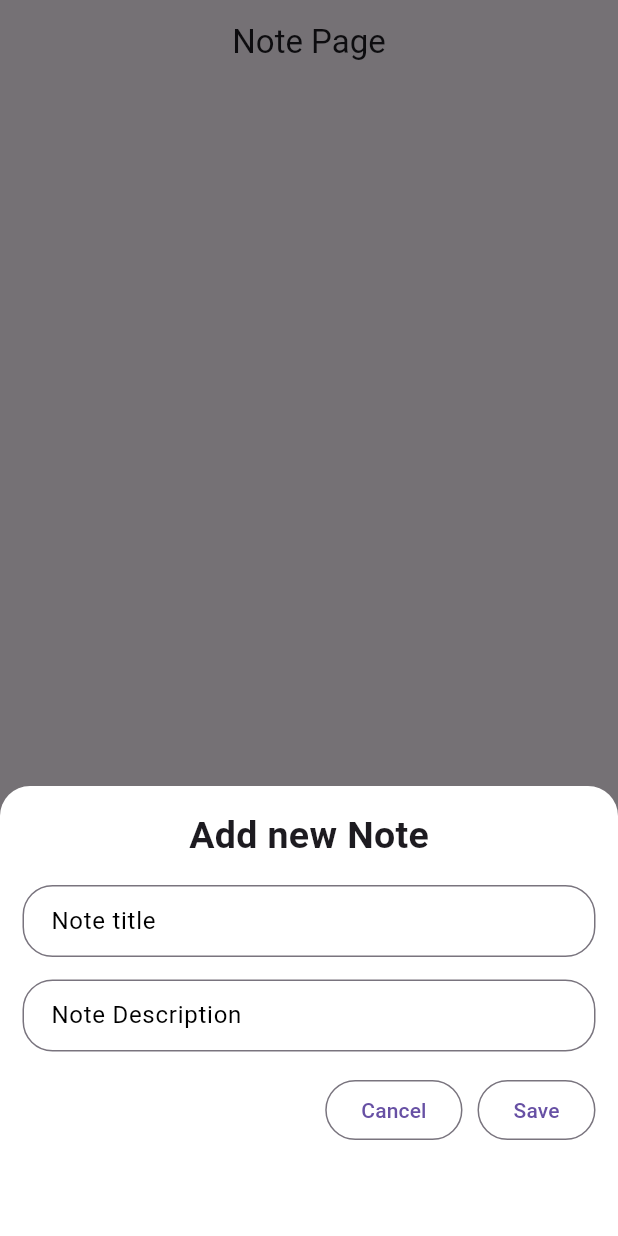
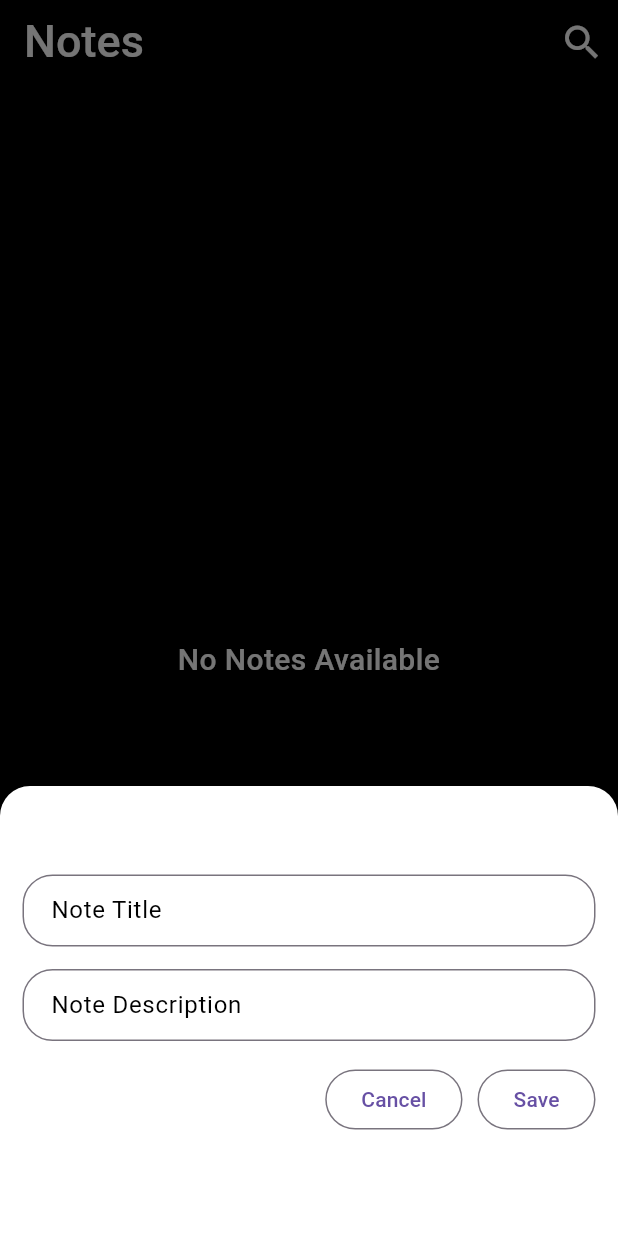
Before and after one commit to pradun-oops/notes_app, a Flutter app: the screen it shows after launch, after a tap on the "add" icon, on a phone screen of 412 x 824 dp. Run offline on Flutter 3.47's test engine with Material 3 defaults, Android fonts, the phone set to English and light mode, and no system bars; our stand-ins replace sqflite; accounts and stored records are empty.

Commit message:
Model used

```diff
--- /dev/null
+++ b/lib/color/color_list.dart
@@ -0,0 +1,73 @@
+import 'package:flutter/material.dart';
+
+List<Map<String, dynamic>> colorList = [
+  {
+    'color': Colors.red,
+  },
+  {
+    'color': Colors.green,
+  },
+  {
+    'color': Colors.blue,
+  },
+  {
+    'color': Colors.yellow,
+  },
+  {
+    'color': Colors.purple,
+  },
+  {
+    'color': Colors.pink,
+  },
+  {
+    'color': Colors.orange,
+  },
+  {
+    'color': Colors.cyan,
+  },
+  {
+    'color': Colors.teal,
+  },
+  {
+    'color': Colors.brown,
+  },
+  {
+    'color': Colors.grey,
+  },
+  {
+    'color': Colors.indigo,
+  },
+  {
+    'color': Colors.lime,
+  },
+  {
+    'color': Colors.amber,
+  },
+  {
+    'color': Colors.deepOrange,
+  },
+  {
+    'color': Colors.deepPurple,
+  },
+  {
+    'color': Colors.lightBlue,
+  },
+  {
+    'color': Colors.lightGreen,
+  },
+  {
+    'color': Colors.orange,
+  },
+  {
+    'color': Colors.blueGrey,
+  },
+  {
+    'color': Colors.black,
+  },
+  {
+    'color': Colors.white,
+  },
+  {
+    'color': Colors.transparent,
+  },
+];
--- /dev/null
+++ b/lib/helper/db_helper.dart
@@ -0,0 +1,64 @@
+// ignore_for_file: constant_identifier_names
+
+import 'dart:io';
+import 'package:notes/models/model.dart';
+import 'package:path/path.dart';
+import 'package:path_provider/path_provider.dart';
+import 'package:sqflite/sqflite.dart';
+
+class DbHelper {
+  DbHelper._();
+  static DbHelper getInstance() => DbHelper._();
+  static const String TABLE_NOTE = "notes";
+  static const String COLUMN_NOTE_ID = "id";
+  static const String COLUMN_NOTE_TITLE = "title";
+  static const String COLUMN_NOTE_DESCRIPTION = "description";
+  static const String COLUMN_NOTE_CREATED_AT = "created_at";
+
+  Database? _db;
+  Future<Database> getDb() async {
+    _db ??= await openDb();
+    return _db!;
+  }
+
+  Future<Database> openDb() async {
+    Directory appDocDir = await getApplicationDocumentsDirectory();
+    String dbPath = join(appDocDir.path, 'notesDB.db');
+
+    return await openDatabase(
+      dbPath,
+      version: 1,
+      onCreate: (db, version) {
+        db.execute('''
+          CREATE TABLE $TABLE_NOTE (
+            $COLUMN_NOTE_ID INTEGER PRIMARY KEY AUTOINCREMENT,
+            $COLUMN_NOTE_TITLE TEXT,
+            $COLUMN_NOTE_DESCRIPTION TEXT,
+            $COLUMN_NOTE_CREATED_AT TEXT
+          )
+        ''');
+      },
+    );
+  }
+
+  Future<bool> addNote({required NoteModel newNote}) async {
+    Database db = await getDb();
+
+    int rowEffect = await db.insert(TABLE_NOTE, newNote.toMap());
+    return rowEffect > 0;
+  }
+
+  Future<List<NoteModel>> fetchAllNotes() async {
+    var db = await getDb();
+
+    List<Map<String, dynamic>> mnotes = await db.query(TABLE_NOTE);
+
+    List<NoteModel> allNotes = [];
+
+    for (Map<String, dynamic> eachNote in mnotes) {
+      allNotes.add(NoteModel.fromMap(eachNote));
+    }
+
+    return allNotes;
+  }
+}
--- a/lib/models/db_helper.dart
+++ /dev/null
@@ -1,61 +0,0 @@
-// ignore_for_file: constant_identifier_names
-
-import 'dart:io';
-import 'package:path/path.dart';
-import 'package:path_provider/path_provider.dart';
-import 'package:sqflite/sqflite.dart';
-
-class DbHelper {
-  DbHelper._();
-  static DbHelper getInstance() => DbHelper._();
-  static const String TABLE_NOTE = "notes";
-  static const String COLUMN_NOTE_ID = "id";
-  static const String COULMN_NOTE_TITLE = "title";
-  static const String COULMN_NOTE_DESCRIPTION = "description";
-  static const String COULMN_NOTE_CREATED_AT = "created_at";
-
-  Database? _db;
-  Future<Database> getDb() async {
-    _db ??= await openDb();
-    return _db!;
-  }
-
-  Future<Database> openDb() async {
-    Directory appDocDir = await getApplicationDocumentsDirectory();
-    String dbPath = join(appDocDir.path, 'notes.db');
-
-    return await openDatabase(
-      dbPath,
-      version: 1,
-      onCreate: (Database db, int version) {
-        db.execute('''
-    CREATE TABLE $TABLE_NOTE(
-      $COLUMN_NOTE_ID INTEGER PRIMARY KEY AUTOINCREMENT,
-      $COULMN_NOTE_TITLE TEXT,
-      $COULMN_NOTE_DESCRIPTION TEXT,
-      $COULMN_NOTE_CREATED_AT TEXT,
-    )
-''');
-      },
-    );
-  }
-
-  Future<bool> addNote(
-      {required String title, required String description}) async {
-    Database database = await getDb();
-
-    int rowEffect = await database.insert(TABLE_NOTE, {
-      COULMN_NOTE_TITLE: title,
-      COULMN_NOTE_DESCRIPTION: description,
-      COULMN_NOTE_CREATED_AT: DateTime.now().microsecondsSinceEpoch.toString(),
-    });
-    return rowEffect > 0;
-  }
-
-  Future<List<Map<String, dynamic>>> getNotes() async {
-    var database = await getDb();
-
-    List<Map<String, dynamic>> notes = await database.query(TABLE_NOTE);
-    return notes;
-  }
-}
--- /dev/null
+++ b/lib/models/model.dart
@@ -0,0 +1,30 @@
+import 'package:notes/helper/db_helper.dart';
+
+class NoteModel {
+  int? nId;
+  String nTitle;
+  String nDescription;
+  String nCreatedAt;
+  NoteModel({
+    this.nId,
+    required this.nTitle,
+    required this.nDescription,
+    required this.nCreatedAt,
+  });
+
+  factory NoteModel.fromMap(Map<String, dynamic> map) {
+    return NoteModel(
+        nId: map[DbHelper.COLUMN_NOTE_ID],
+        nTitle: map[DbHelper.COLUMN_NOTE_TITLE],
+        nDescription: map[DbHelper.COLUMN_NOTE_DESCRIPTION],
+        nCreatedAt: map[DbHelper.COLUMN_NOTE_CREATED_AT]);
+  }
+
+  Map<String, dynamic> toMap() {
+    return {
+      DbHelper.COLUMN_NOTE_TITLE: nTitle,
+      DbHelper.COLUMN_NOTE_DESCRIPTION: nDescription,
+      DbHelper.COLUMN_NOTE_CREATED_AT: nCreatedAt,
+    };
+  }
+}
--- a/lib/pages/note_page.dart
+++ b/lib/pages/note_page.dart
@@ -1,5 +1,11 @@
 import 'package:flutter/material.dart';
-import 'package:notes/models/db_helper.dart';
+import 'package:flutter_staggered_grid_view/flutter_staggered_grid_view.dart';
+import 'package:intl/intl.dart';
+import 'package:notes/color/color_list.dart';
+import 'package:notes/helper/db_helper.dart';
+import 'package:notes/models/model.dart';
+import 'package:notes/widgets/custom_text.dart';
+import 'package:notes/widgets/custom_textfield.dart';
 
 class NotePage extends StatefulWidget {
   const NotePage({super.key});
@@ -11,49 +17,114 @@ class NotePage extends StatefulWidget {
 class _NotePageState extends State<NotePage> {
   TextEditingController titleController = TextEditingController();
   TextEditingController descriptionController = TextEditingController();
-  List<Map<String, dynamic>> notes = [];
+
+  List<NoteModel> mData = [];
   DbHelper? mDb;
+
+  DateFormat df = DateFormat.yMMMEd();
 
   @override
   void initState() {
     super.initState();
     mDb = DbHelper.getInstance();
-    getNotes();
+    getAllNotes();
   }
 
-  void getNotes() async {
-    notes = await mDb!.getNotes();
+  void getAllNotes() async {
+    mData = await mDb!.fetchAllNotes();
     setState(() {});
   }
 
   @override
   Widget build(BuildContext context) {
     return Scaffold(
+      backgroundColor: Colors.black,
       appBar: AppBar(
-        title: Text(
-          'Note Page',
+        backgroundColor: Colors.black,
+        title: CustomText(
+          text: 'Notes',
+          size: 30,
         ),
-        centerTitle: true,
+        actions: [
+          IconButton(
+            onPressed: () {},
+            icon: Icon(
+              Icons.search,
+              size: 30,
+              color: Colors.white,
+            ),
+          ),
+        ],
       ),
-      body: notes.isEmpty
-          ? ListView.builder(
-              itemCount: notes.length,
+      body: mData.isNotEmpty
+          ? MasonryGridView.builder(
+              itemCount: mData.length,
+              gridDelegate:
+                  const SliverSimpleGridDelegateWithFixedCrossAxisCount(
+                crossAxisCount: 2,
+              ),
               itemBuilder: (context, index) {
-                return ListTile(
-                  title: Text(
-                    notes[index][DbHelper.COULMN_NOTE_TITLE],
-                  ),
-                  subtitle: Text(
-                    notes[index][DbHelper.COULMN_NOTE_DESCRIPTION],
+                var eachDate = DateTime.fromMicrosecondsSinceEpoch(
+                  int.parse(mData[index].nCreatedAt),
+                );
+                return Padding(
+                  padding: const EdgeInsets.all(3.0),
+                  child: Container(
+                    decoration: BoxDecoration(
+                      borderRadius: BorderRadius.circular(15),
+                      color: colorList[index]['color'],
+                    ),
+                    child: Padding(
+                      padding: const EdgeInsets.all(15),
+                      child: Column(
+                        children: [
+                          Text(
+                            mData[index].nTitle,
+                            style: const TextStyle(
+                              color: Colors.black,
+                              fontSize: 18,
+                              fontWeight: FontWeight.w500,
+                            ),
+                            textAlign: TextAlign.center,
+                          ),
+                          const SizedBox(
+                            height: 5,
+                          ),
+                          Text(
+                            mData[index].nDescription,
+                            style: const TextStyle(
+                              color: Colors.black54,
+                              fontSize: 22,
+                              fontWeight: FontWeight.w800,
+                            ),
+                            textAlign: TextAlign.center,
+                          ),
+                          Text(
+                            df.format(eachDate),
+                            style: const TextStyle(
+                              color: Colors.black54,
+                              fontSize: 16,
+                              fontWeight: FontWeight.w400,
+                            ),
+                            textAlign: TextAlign.center,
+                          ),
+                        ],
+                      ),
+                    ),
                   ),
                 );
               },
             )
           : Center(
-              child: Text('No notes found'),
+              child: CustomText(
+                text: 'No Notes Available',
+                size: 20,
+              ),
             ),
       floatingActionButton: FloatingActionButton(
         onPressed: () async {
+          titleController.clear();
+          descriptionController.clear();
           showModalBottomSheet(
               context: context,
               builder: (_) {
@@ -70,46 +141,23 @@ class _NotePageState extends State<NotePage> {
                   ),
                   child: Column(
                     children: [
-                      Text(
-                        "Add new Note",
-                        style: TextStyle(
-                          fontSize: 25,
-                          fontWeight: FontWeight.bold,
-                        ),
+                      CustomText(
+                        text: 'Add Note',
+                        size: 20,
                       ),
                       const SizedBox(
                         height: 15,
                       ),
-                      TextField(
+                      CustomTextfield(
+                        hint: 'Note Title',
                         controller: titleController,
-                        decoration: InputDecoration(
-                          border: OutlineInputBorder(
-                            borderRadius: BorderRadius.circular(20),
-                          ),
-                          hintText: "Note title",
-                          hintStyle: TextStyle(
-                            color: Colors.black,
-                            fontSize: 16,
-                          ),
-                          contentPadding: EdgeInsets.only(left: 15),
-                        ),
                       ),
                       const SizedBox(
                         height: 15,
                       ),
-                      TextField(
+                      CustomTextfield(
+                        hint: 'Note Description',
                         controller: descriptionController,
-                        decoration: InputDecoration(
-                          border: OutlineInputBorder(
-                            borderRadius: BorderRadius.circular(20),
-                          ),
-                          hintText: "Note Description",
-                          hintStyle: TextStyle(
-                            color: Colors.black,
-                            fontSize: 16,
-                          ),
-                          contentPadding: EdgeInsets.only(left: 15),
-                        ),
                       ),
                       const SizedBox(
                         height: 15,
@@ -129,12 +177,18 @@ class _NotePageState extends State<NotePage> {
                           OutlinedButton(
                             onPressed: () async {
                               bool check = await mDb!.addNote(
-                                title: titleController.text,
-                                description: descriptionController.text,
+                                newNote: NoteModel(
+                                  nTitle: titleController.text,
+                                  nDescription: descriptionController.text,
+                                  nCreatedAt: DateTime.now()
+                                      .microsecondsSinceEpoch
+                                      .toString(),
+                                ),
                               );
                               if (check) {
-                                getNotes();
-                                Navigator.pop(_);
+                                getAllNotes();
+                                // ignore: use_build_context_synchronously
+                                Navigator.pop(context);
                               }
                             },
                             child: Text('Save'),
--- /dev/null
+++ b/lib/widgets/custom_text.dart
@@ -0,0 +1,20 @@
+import 'package:flutter/material.dart';
+
+class CustomText extends StatelessWidget {
+  final String text;
+  final double size;
+  const CustomText({super.key, required this.text, this.size = 15});
+
+  @override
+  Widget build(BuildContext context) {
+    return Text(
+      text,
+      style: TextStyle(
+        fontSize: size,
+        color: Colors.white,
+        fontWeight: FontWeight.w500,
+      ),
+      textAlign: TextAlign.center,
+    );
+  }
+}
--- /dev/null
+++ b/lib/widgets/custom_textfield.dart
@@ -0,0 +1,29 @@
+import 'package:flutter/material.dart';
+
+class CustomTextfield extends StatelessWidget {
+  final String hint;
+  final TextEditingController controller;
+  const CustomTextfield(
+      {super.key, required this.hint, required this.controller});
+
+  @override
+  Widget build(BuildContext context) {
+    return TextField(
+      controller: controller,
+      decoration: InputDecoration(
+        border: OutlineInputBorder(
+          borderRadius: BorderRadius.circular(20),
+        ),
+        hintText: hint,
+        hintStyle: TextStyle(
+          color: Colors.black,
+          fontSize: 16,
+        ),
+        contentPadding: EdgeInsets.only(
+          left: 15,
+          right: 15,
+        ),
+      ),
+    );
+  }
+}
--- a/pubspec.yaml
+++ b/pubspec.yaml
@@ -37,6 +37,9 @@ dependencies:
   sqflite: ^2.4.1
   path: ^1.9.0
   path_provider: ^2.1.5
+  flutter_slidable: ^4.0.0
+  flutter_staggered_grid_view: ^0.7.0
+  intl: ^0.20.2
 
 dev_dependencies:
   flutter_test:
```
Also changed, not shown: pubspec.lock.
